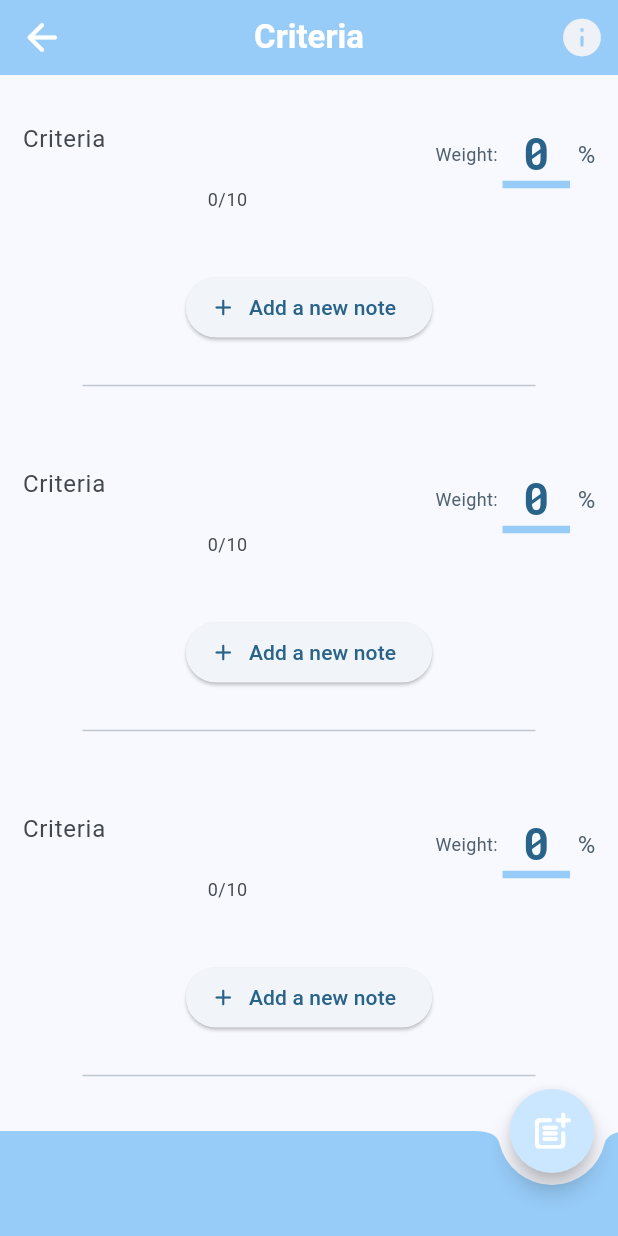
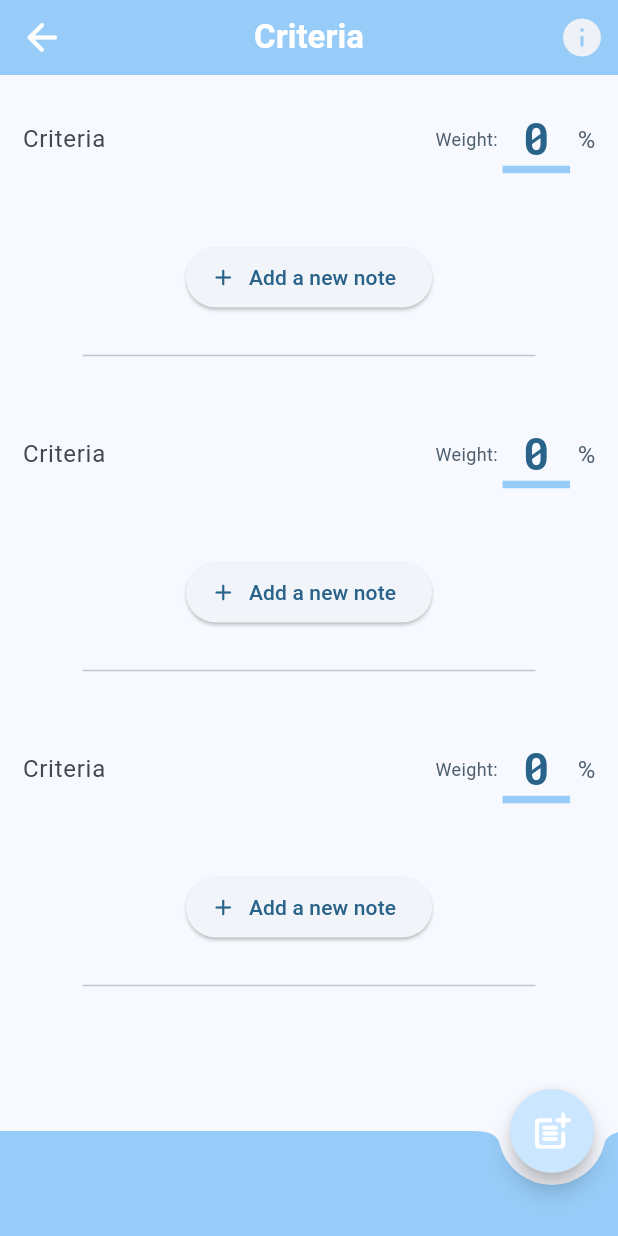
Before and after one commit to jackytsheng/house-value-evaluator, a Flutter app: the screen it shows after launch, scrolled down 266 dp, after a tap on the "format list numbered rtl" icon, on a phone screen of 412 x 824 dp. Run offline on Flutter 3.47's test engine with Material 2 defaults, Android fonts, the phone set to English and light mode, and no system bars; drawn by our look-alikes of flutter_slidable, numberpicker; our stand-ins replace syncfusion_flutter_charts.

Commit message:
modify criteria _item page

```diff
--- a/lib/components/criteria_item.dart
+++ b/lib/components/criteria_item.dart
@@ -83,17 +83,10 @@ class _CriteriaItem extends State<CriteriaItem> {
         child: Column(children: [
           Slidable(
               key: const ValueKey(0),
-              // The start action pane is the one at the left or the top side.
               endActionPane: ActionPane(
-                // A motion is a widget used to control how the pane animates.
                 motion: const ScrollMotion(),
-
-                // A pane can dismiss the Slidable.
                 dismissible: DismissiblePane(onDismissed: () {}),
-
-                // All actions are defined in the children parameter.
                 children: [
-                  // A SlidableAction can have an icon and/or a label.
                   SlidableAction(
                     onPressed: null,
                     backgroundColor: Theme.of(context).colorScheme.primary,
@@ -108,16 +101,11 @@ class _CriteriaItem extends State<CriteriaItem> {
               ),
               child: Row(children: [
                 SizedBox(
-                  width: 150,
+                  width: 180,
                   child: TextFormField(
-                    maxLength: 10,
-                    validator: (value) {
-                      if (value != null && value.length > 20) {
-                        return "Criteria name must be less than 20 characters";
-                      }
-                      return null;
-                    },
+                    maxLength: 18,
                     decoration: InputDecoration(
+                        counterText: "",
                         border: InputBorder.none,
                         labelText: "Criteria",
                         hintText: "Enter Name"),
--- a/lib/main.dart
+++ b/lib/main.dart
@@ -54,7 +54,9 @@ class MyHomePage extends StatelessWidget {
 
   @override
   Widget build(BuildContext context) {
-    return Scaffold(
+    return GestureDetector(
+        onTap: () => FocusManager.instance.primaryFocus?.unfocus(),
+        child: Scaffold(
             appBar: AppBar(
               toolbarHeight: 50,
               backgroundColor: Theme.of(context).colorScheme.inversePrimary,
@@ -166,7 +168,8 @@ class MyHomePage extends StatelessWidget {
               child: Icon(Icons.add_home_work_rounded,
                   size: 30, color: Theme.of(context).colorScheme.onPrimary),
             ),
-        floatingActionButtonLocation: FloatingActionButtonLocation.centerDocked,
+            floatingActionButtonLocation:
+                FloatingActionButtonLocation.centerDocked,
             bottomNavigationBar: BottomAppBar(
                 height: 70,
                 color: Theme.of(context).colorScheme.inversePrimary,
@@ -174,8 +177,8 @@ class MyHomePage extends StatelessWidget {
                 shape: const CircularNotchedRectangle(),
                 notchMargin: 8,
                 child: IconTheme(
-              data:
-                  IconThemeData(color: Theme.of(context).colorScheme.onPrimary),
+                  data: IconThemeData(
+                      color: Theme.of(context).colorScheme.onPrimary),
                   child: Row(children: <Widget>[
                     IconButton(
                       iconSize: 40,
@@ -209,7 +212,8 @@ class MyHomePage extends StatelessWidget {
                         Navigator.push(
                             context,
                             MaterialPageRoute(
-                            builder: (context) => const AdditionalCostRoute()));
+                                builder: (context) =>
+                                    const AdditionalCostRoute()));
                       },
                     ),
                     IconButton(
@@ -223,6 +227,6 @@ class MyHomePage extends StatelessWidget {
                                   builder: (context) => const SettingsRoute()));
                         }),
                   ]),
-            )));
+                ))));
   }
 }
--- a/lib/route/criteria_route.dart
+++ b/lib/route/criteria_route.dart
@@ -7,7 +7,9 @@ class CriteriaRoute extends StatelessWidget {
 
   @override
   Widget build(BuildContext context) {
-    return Scaffold(
+    return GestureDetector(
+        onTap: () => FocusManager.instance.primaryFocus?.unfocus(),
+        child: Scaffold(
             appBar: const ThemedAppBar(
               title: "Criteria",
               helpMessage: """
@@ -15,7 +17,9 @@ class CriteriaRoute extends StatelessWidget {
 
         2. Swipe up to choose weighting
 
-        3. Weighting must add up to 100%
+        3. Weighting add up to 100%
+
+        4. Criteria 15 characters max
         """,
             ),
             body: SingleChildScrollView(
@@ -31,13 +35,14 @@ class CriteriaRoute extends StatelessWidget {
               child: Icon(Icons.post_add_rounded,
                   size: 30, color: Theme.of(context).colorScheme.onPrimary),
             ),
-        floatingActionButtonLocation: FloatingActionButtonLocation.endDocked,
+            floatingActionButtonLocation:
+                FloatingActionButtonLocation.endDocked,
             bottomNavigationBar: BottomAppBar(
               height: 70,
               color: Theme.of(context).colorScheme.inversePrimary,
               clipBehavior: Clip.hardEdge,
               shape: const CircularNotchedRectangle(),
               notchMargin: 8,
-        ));
+            )));
   }
 }
```
Lines whose indentation alone changed are shown as unchanged.
